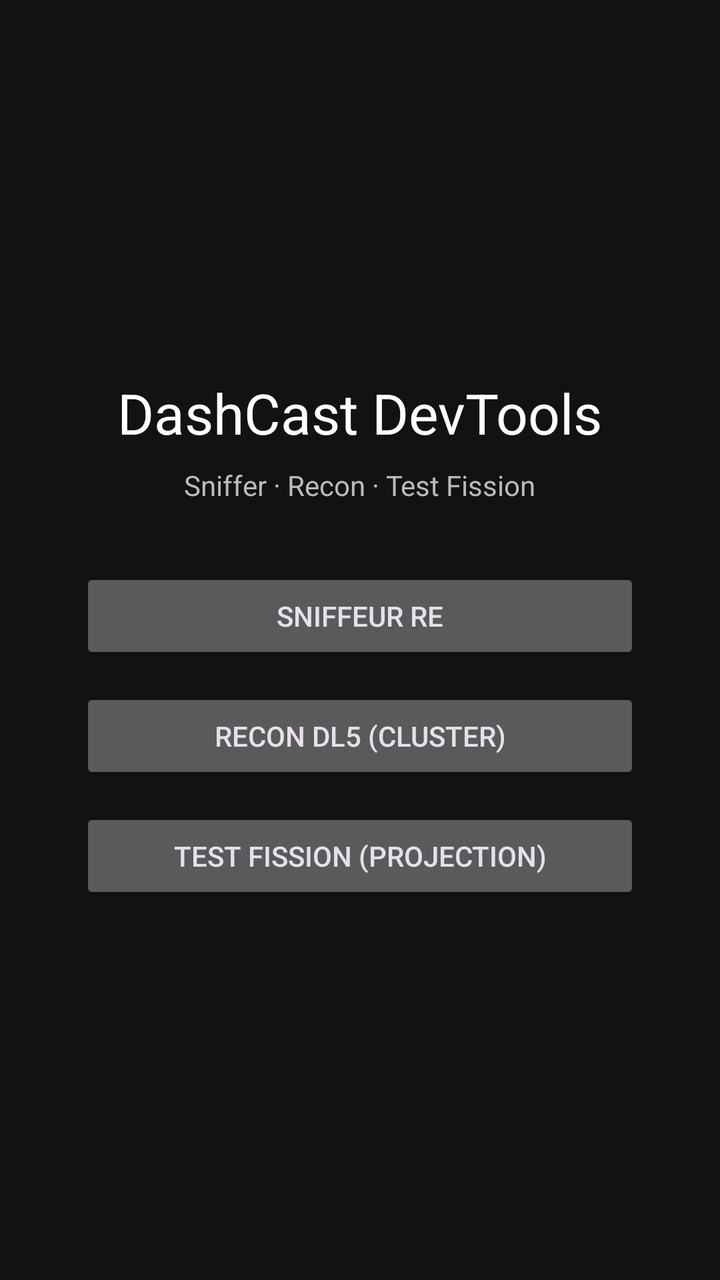
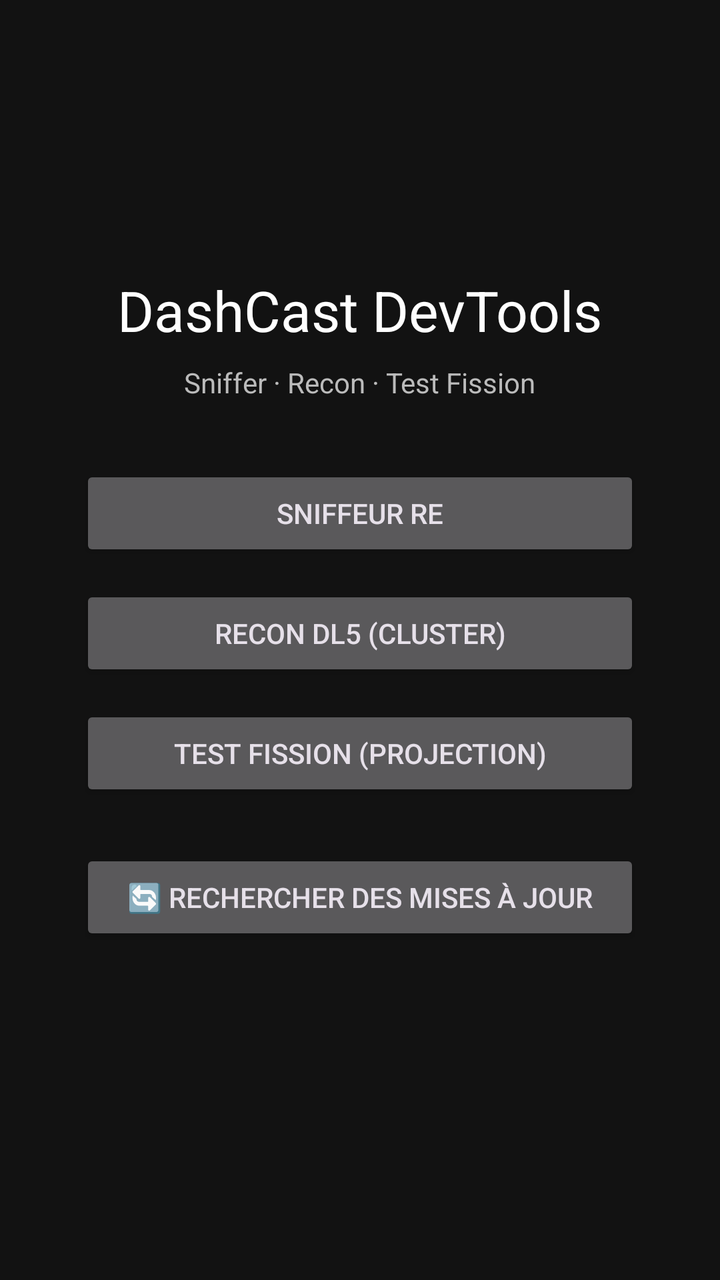

Before-and-after screenshots of an Android layout around one commit, followed by the original layout XML and the change that was made.
<!-- AndroidManifest.xml: application theme Theme.DashCastDevTools -->
<!-- res/layout/activity_main.xml -->
<?xml version="1.0" encoding="utf-8"?>
<LinearLayout xmlns:android="http://schemas.android.com/apk/res/android"
    android:layout_width="match_parent"
    android:layout_height="match_parent"
    android:orientation="vertical"
    android:gravity="center"
    android:padding="32dp"
    android:background="#121212">

    <TextView
        android:layout_width="wrap_content"
        android:layout_height="wrap_content"
        android:text="@string/app_name"
        android:textSize="28sp"
        android:textColor="#FFFFFF"
        android:layout_marginBottom="8dp" />

    <TextView
        android:layout_width="wrap_content"
        android:layout_height="wrap_content"
        android:text="@string/main_subtitle"
        android:textSize="14sp"
        android:textColor="#BBBBBB"
        android:layout_marginBottom="32dp" />

    <Button
        android:id="@+id/btn_main_sniffer"
        android:layout_width="280dp"
        android:layout_height="wrap_content"
        android:text="@string/main_btn_sniffer"
        android:layout_marginBottom="12dp" />

    <Button
        android:id="@+id/btn_main_recon"
        android:layout_width="280dp"
        android:layout_height="wrap_content"
        android:text="@string/main_btn_recon"
        android:layout_marginBottom="12dp" />

    <Button
        android:id="@+id/btn_main_fission"
        android:layout_width="280dp"
        android:layout_height="wrap_content"
        android:text="@string/main_btn_fission" />

</LinearLayout>
<!-- resources referenced by this layout -->
<resources>
  <string name="app_name">DashCast DevTools</string>
  <string name="main_btn_fission">Test Fission (projection)</string>
  <string name="main_btn_recon">Recon DL5 (cluster)</string>
  <string name="main_btn_sniffer">Sniffeur RE</string>
  <string name="main_subtitle">Sniffer · Recon · Test Fission</string>
  <style name="Theme.DashCastDevTools" parent="Theme.Material3.Dark.NoActionBar">
          <item name="android:windowBackground">@android:color/black</item>
      </style>
</resources>

<!-- the commit's change to res/layout/activity_main.xml (unified diff, before → after) -->
@@ -41,6 +41,21 @@
         android:id="@+id/btn_main_fission"
         android:layout_width="280dp"
         android:layout_height="wrap_content"
-        android:text="@string/main_btn_fission" />
+        android:text="@string/main_btn_fission"
+        android:layout_marginBottom="24dp" />
+
+    <Button
+        android:id="@+id/btn_main_check_updates"
+        android:layout_width="280dp"
+        android:layout_height="wrap_content"
+        android:text="@string/menu_check_updates" />
+
+    <TextView
+        android:id="@+id/tv_main_version"
+        android:layout_width="wrap_content"
+        android:layout_height="wrap_content"
+        android:textSize="11sp"
+        android:textColor="#666666"
+        android:layout_marginTop="16dp" />
 
 </LinearLayout>
<!-- resource entries referenced after the edit -->
@@ -5,6 +5,7 @@
   <string name="main_btn_recon">Recon DL5 (cluster)</string>
   <string name="main_btn_sniffer">Sniffeur RE</string>
   <string name="main_subtitle">Sniffer · Recon · Test Fission</string>
+  <string name="menu_check_updates">🔄 Rechercher des mises à jour</string>
   <style name="Theme.DashCastDevTools" parent="Theme.Material3.Dark.NoActionBar">
           <item name="android:windowBackground">@android:color/black</item>
       </style>
